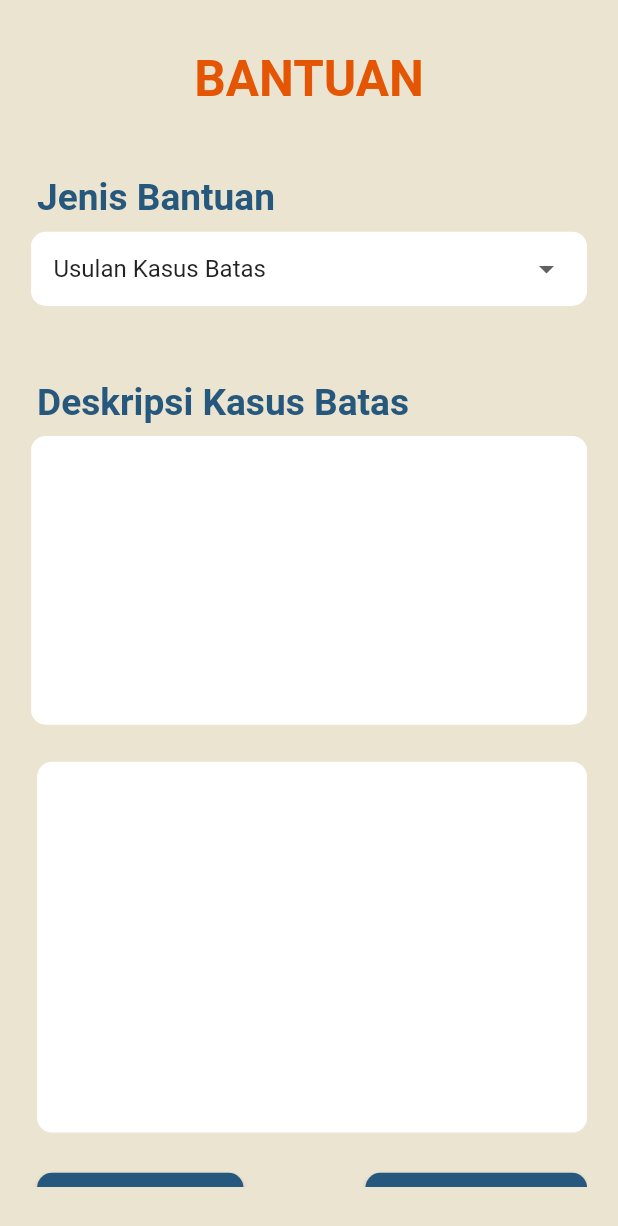
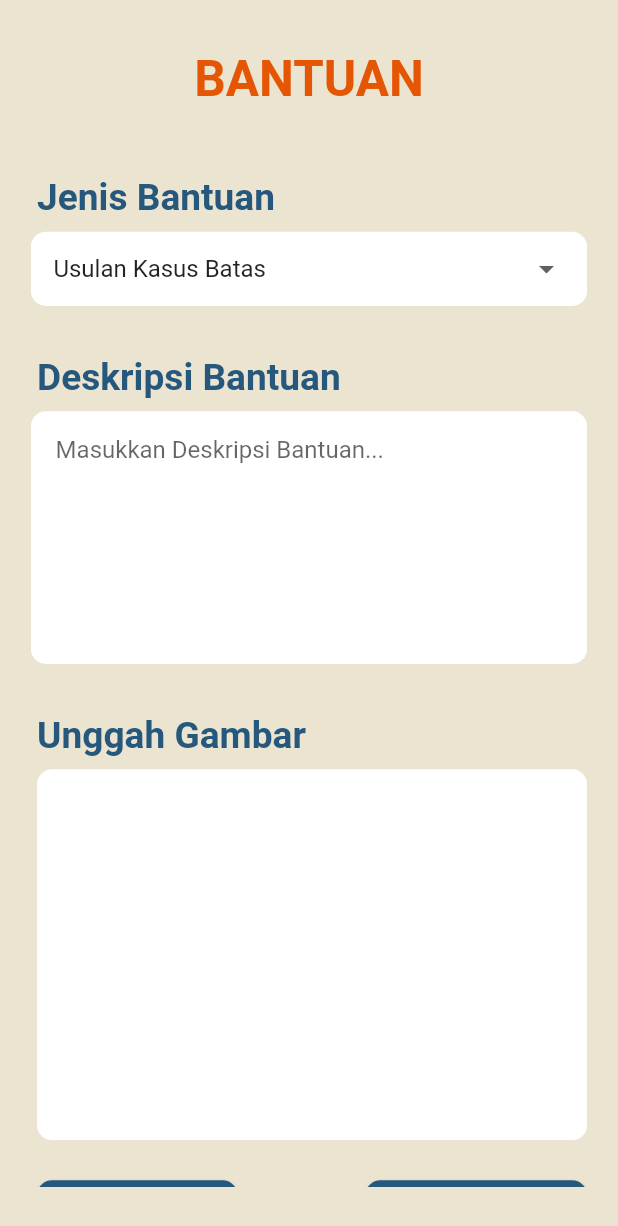
Before and after one commit to danimat15/SiJaliProject, a Flutter app: the Bantuan screen opened directly, on a phone screen of 412 x 824 dp. Shown: the top 1226 px of the screen. Run offline on Flutter 3.47's test engine with Material 2 defaults, Android fonts, the phone set to English and light mode, and no system bars; our stand-ins replace image_picker.

Commit message:
belum bisa memasukkan gambar ke database

```diff
--- a/lib/bantuan.dart
+++ b/lib/bantuan.dart
@@ -18,10 +18,16 @@ class _BantuanState extends State<Bantuan> {
     var url = Uri.parse("http://192.168.0.10/sijali/insert-bantuan.php");
 
     try {
-      var response = await http.post(url, body: {
-        "jenis_bantuan": selectedValue,
-        "deskripsi": controllerDesc.text,
-      });
+      var request = http.MultipartRequest('POST', url);
+      request.fields['jenis_bantuan'] = selectedValue;
+      request.fields['deskripsi'] = controllerDesc.text;
+
+      if (image != null) {
+        var pic = await http.MultipartFile.fromPath("image", image!.path);
+        request.files.add(pic);
+      }
+
+      var response = await request.send();
 
       // Check if the data insertion was successful
       if (response.statusCode == 200) {
@@ -97,6 +103,14 @@ class _BantuanState extends State<Bantuan> {
       image = File(imagePicked.path);
       setState(() {});
     }
+  }
+
+  Future<void> resetImageGalery() async {
+    await getImageGalery(); // Buka galeri untuk memilih gambar
+  }
+
+  Future<void> resetImageFoto() async {
+    await getImageFoto(); // Buka galeri untuk memilih gambar
   }
 
   @override
@@ -179,16 +193,15 @@ class _BantuanState extends State<Bantuan> {
                       ),
                     ),
                     Padding(
-                      padding: EdgeInsets.only(top: mediaQueryHeight * 0.01),
+                      padding: EdgeInsets.only(top: mediaQueryHeight * 0.02),
                       child: Column(children: [
                         Container(
                             alignment: Alignment.centerLeft,
                             margin: EdgeInsets.only(
-                                top: mediaQueryHeight * 0.03,
                                 left: mediaQueryWidth * 0.01,
                                 bottom: mediaQueryHeight * 0.01),
                             child: Text(
-                              'Deskripsi Kasus Batas',
+                              'Deskripsi Bantuan',
                               textAlign: TextAlign.start,
                               style: TextStyle(
                                 fontSize: mediaQueryHeight * 0.03,
@@ -204,34 +217,71 @@ class _BantuanState extends State<Bantuan> {
                           ),
                           child: Column(
                             children: [
-                              SizedBox(height: mediaQueryHeight * 0.02),
                               TextField(
                                 controller: controllerDesc,
                                 keyboardType: TextInputType.multiline,
                                 maxLines: 8,
-                                decoration:
-                                    InputDecoration(border: InputBorder.none),
+                                decoration: InputDecoration(
+                                  border: InputBorder.none,
+                                  hintText: 'Masukkan Deskripsi Bantuan...',
+                                  contentPadding: EdgeInsets.only(
+                                    top: mediaQueryHeight * 0.02,
+                                    left: mediaQueryWidth * 0.04,
+                                    right: mediaQueryWidth * 0.04,
+                                  ),
+                                ),
                               )
                             ],
                           ),
                         )
                       ]),
                     ),
+                    Padding(
+                      padding: EdgeInsets.only(top: mediaQueryHeight * 0.04),
+                      child: Column(
+                        children: [
+                          Container(
+                              alignment: Alignment.centerLeft,
+                              margin:
+                                  EdgeInsets.only(left: mediaQueryWidth * 0.01),
+                              child: Text(
+                                'Unggah Gambar',
+                                textAlign: TextAlign.start,
+                                style: TextStyle(
+                                  fontSize: mediaQueryHeight * 0.03,
+                                  fontWeight: FontWeight.bold,
+                                  color: Color(0xFF26577C),
+                                ),
+                              )),
                           Container(
                             margin: EdgeInsets.only(
-                          top: mediaQueryHeight * 0.03,
+                              top: mediaQueryHeight * 0.01,
                               left: mediaQueryWidth * 0.01,
-                          bottom: mediaQueryHeight * 0.01),
+                              bottom: mediaQueryHeight * 0.01,
+                            ),
                             height: mediaQueryHeight * 0.3,
                             decoration: BoxDecoration(
                               borderRadius: BorderRadius.circular(10),
                               color: Color(0xFFFFFFFF),
                             ),
+                            child: image != null
+                                ? ClipRRect(
+                                    borderRadius: BorderRadius.circular(10),
+                                    child: Image.file(
+                                      image!,
+                                      fit: BoxFit.cover,
+                                    ),
+                                  )
+                                : Container(), // Menampilkan Container kosong jika gambar tidak ada
+                          ),
+                        ],
+                      ),
                     ),
                     Padding(
                       padding: EdgeInsets.only(
                         top: mediaQueryHeight * 0.02,
-                          left: mediaQueryWidth * 0.01),
+                        left: mediaQueryWidth * 0.01,
+                      ),
                       child: Row(
                         mainAxisAlignment: MainAxisAlignment.spaceBetween,
                         children: [
@@ -242,18 +292,12 @@ class _BantuanState extends State<Bantuan> {
                             ),
                             onPressed: () async {
                               image != null
-                                  ? SizedBox(
-                                      height: mediaQueryHeight * 0.3,
-                                      width: mediaQueryWidth,
-                                      child: Image.file(
-                                        image!,
-                                        fit: BoxFit.cover,
-                                      ))
+                                  ? resetImageGalery()
                                   : await getImageGalery();
                             },
                             child: Padding(
                               padding: EdgeInsets.all(mediaQueryWidth * 0.03),
-                              child: Text("Dari Galery",
+                              child: Text("Dari Galeri",
                                   style: TextStyle(
                                     color: const Color(0xFFFFFFFF),
                                     fontSize: mediaQueryHeight * 0.02,
@@ -268,13 +312,7 @@ class _BantuanState extends State<Bantuan> {
                               ),
                               onPressed: () async {
                                 image != null
-                                  ? SizedBox(
-                                      height: mediaQueryHeight * 0.3,
-                                      width: mediaQueryWidth,
-                                      child: Image.file(
-                                        image!,
-                                        fit: BoxFit.cover,
-                                      ))
+                                    ? resetImageFoto()
                                     : await getImageFoto();
                               },
                               child: Padding(
@@ -285,15 +323,14 @@ class _BantuanState extends State<Bantuan> {
                                       fontSize: mediaQueryHeight * 0.02,
                                       fontWeight: FontWeight.w500,
                                     )),
-                            ),
-                          ),
+                              )),
                         ],
                       ),
                     ),
                     Padding(
-                      padding: EdgeInsets.only(top: mediaQueryHeight * 0.02),
+                      padding: EdgeInsets.only(top: mediaQueryHeight * 0.09),
                       child: SizedBox(
-                          width: mediaQueryWidth * 0.85,
+                          width: mediaQueryWidth * 0.9,
                           child: MaterialButton(
                             color: const Color(0xFFE55604),
                             shape: RoundedRectangleBorder(
```
Lines whose indentation alone changed are shown as unchanged.
